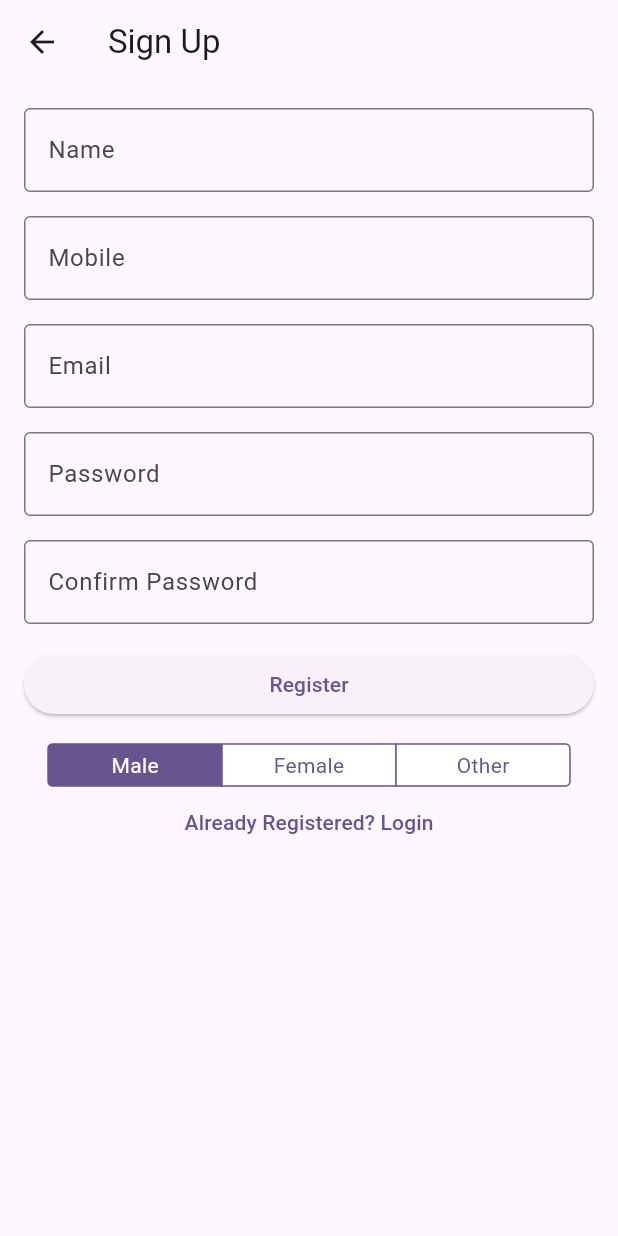
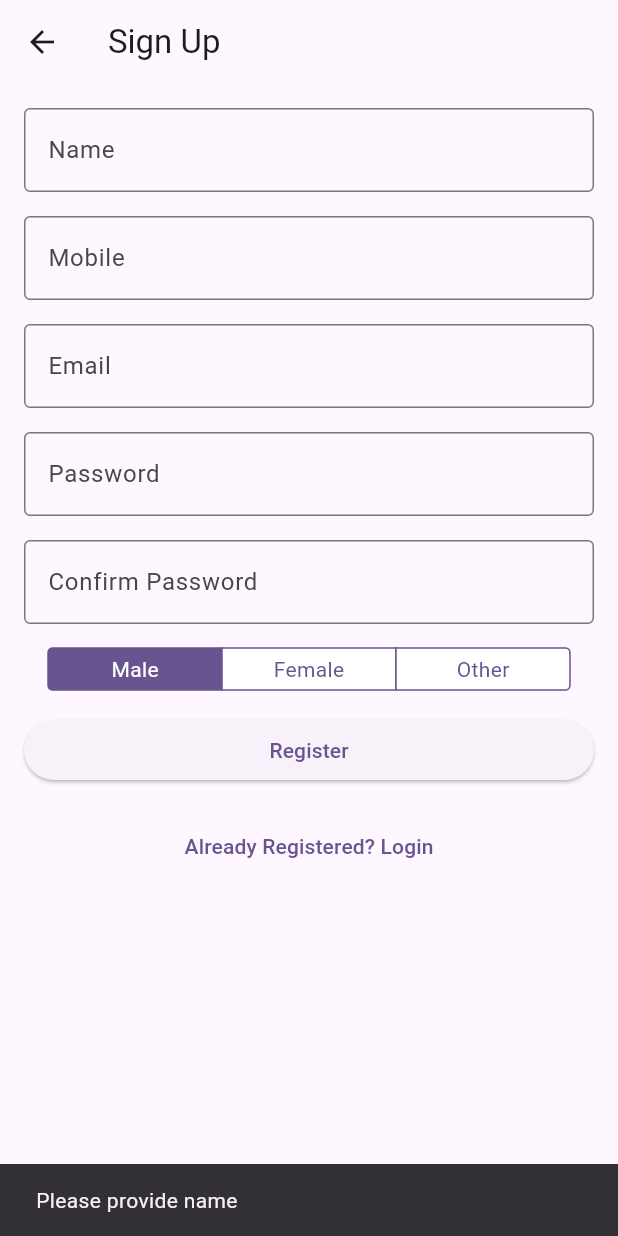
Before and after one commit to abidroid/dr_shoaib_todo_firebase_app, a Flutter app: the SignUpScreen screen opened directly, after a tap on "Register", on a phone screen of 412 x 824 dp. Run offline on Flutter 3.47's test engine with Material 3 defaults, Android fonts, the phone set to English and light mode, and no system bars; our stand-ins replace cloud_firestore, firebase_auth, firebase_core, gap; accounts and stored records are empty.

Commit message:
sign up done

```diff
--- a/lib/main.dart
+++ b/lib/main.dart
@@ -10,7 +10,7 @@ void main() async {
         messagingSenderId: '287194195105',
         projectId: 'tododrshoaib',
         storageBucket: 'tododrshoaib.appspot.com'
-      )
+       )
   );
 
 
--- a/lib/screens/sign_up_screen.dart
+++ b/lib/screens/sign_up_screen.dart
@@ -1,4 +1,7 @@
+
+import 'package:cloud_firestore/cloud_firestore.dart';
 import 'package:dr_shoaib_todo_firebase_app/screens/login_screen.dart';
+import 'package:firebase_auth/firebase_auth.dart';
 import 'package:flutter/cupertino.dart';
 import 'package:flutter/material.dart';
 import 'package:gap/gap.dart';
@@ -84,24 +87,78 @@ class _SignUpScreenState extends State<SignUpScreen> {
               ),
             ),
             const Gap(16),
-            ElevatedButton(
-              onPressed: () {},
-              child: const Text('Register'),
-            ),
-            const Gap(16),
-
             CupertinoSegmentedControl(
                 groupValue: selectedGender,
                 children: const {
                   'Male': Text('Male'),
                   'Female': Text('Female'),
                   'Other': Text('Other')
-            }, onValueChanged: (newValue){
+                },
+                onValueChanged: (newValue) {
                   setState(() {
                     selectedGender = newValue;
                   });
                 }),
+            const Gap(16),
+            ElevatedButton(
+              onPressed: () async {
+                String name = nameC.text.trim();
 
+                if (name.isEmpty) {
+                  ScaffoldMessenger.of(context).showSnackBar(
+                      const SnackBar(content: Text('Please provide name')));
+                  return;
+                }
+
+                String mobile = mobileC.text.trim();
+                String email = emailC.text.trim();
+                String pass = passC.text.trim();
+                String confirmPass = confirmC.text.trim();
+
+                if (pass != confirmPass) {
+                  ScaffoldMessenger.of(context).showSnackBar(
+                      const SnackBar(content: Text('Passwords must match')));
+                  return;
+                }
+
+                // if everything is OK
+
+                FirebaseAuth auth = FirebaseAuth.instance;
+
+                try {
+                  UserCredential userCredential =
+                      await auth.createUserWithEmailAndPassword(
+                          email: email, password: pass);
+
+                  if (userCredential.user != null) {
+                    // Now store other info to database
+                    String uid = userCredential.user!.uid;
+
+                    await FirebaseFirestore.instance
+                        .collection('users')
+                        .doc(uid)
+                        .set({
+                      'uid': uid,
+                      'name': name,
+                      'mobile': mobile,
+                      'email': email,
+                      'gender': selectedGender,
+                      'photo': null,
+                      'createdOn':
+                          DateTime.now().millisecondsSinceEpoch, // timestamp
+                    });
+
+                    ScaffoldMessenger.of(context).showSnackBar(
+                        const SnackBar(content: Text('Account Created')));
+                  }
+                } on FirebaseAuthException catch (e) {
+                  ScaffoldMessenger.of(context)
+                      .showSnackBar(SnackBar(content: Text(e.message!)));
+                }
+              },
+              child: const Text('Register'),
+            ),
+            const Gap(16),
             TextButton(
                 onPressed: () {
                   Navigator.of(context).pop();
```
Also changed, not shown: pubspec.lock. Lines whose indentation alone changed are shown as unchanged.
